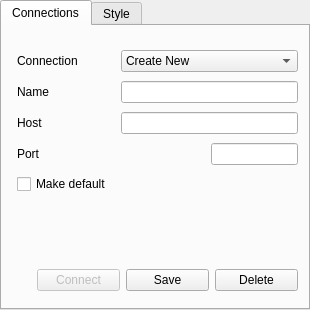
develer-staff/devclient, file src/modules/gui_option.ui: the form before one commit.
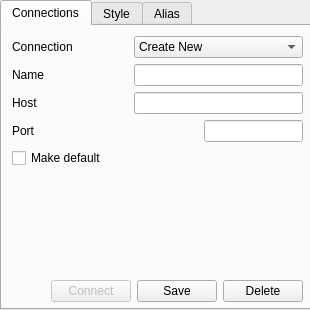
The form after the commit.

Commit message: disegnata interfaccia opzioni per creazione alias

The edit to the form file:
```diff
--- a/src/modules/gui_option.ui
+++ b/src/modules/gui_option.ui
@@ -20,14 +20,12 @@
     <rect>
      <x>0</x>
      <y>0</y>
-     <width>310</width>
+     <width>316</width>
      <height>310</height>
     </rect>
    </property>
    <property name="sizePolicy" >
-    <sizepolicy>
-     <hsizetype>0</hsizetype>
-     <vsizetype>0</vsizetype>
+    <sizepolicy vsizetype="Fixed" hsizetype="Fixed" >
      <horstretch>0</horstretch>
      <verstretch>0</verstretch>
     </sizepolicy>
@@ -42,181 +40,232 @@
     <widget class="QWidget" name="layoutWidget" >
      <property name="geometry" >
       <rect>
-       <x>15</x>
-       <y>21</y>
-       <width>281</width>
-       <height>191</height>
+       <x>10</x>
+       <y>10</y>
+       <width>291</width>
+       <height>266</height>
       </rect>
      </property>
      <layout class="QGridLayout" >
-      <property name="margin" >
-       <number>0</number>
-      </property>
-      <property name="spacing" >
-       <number>6</number>
-      </property>
-      <item row="2" column="1" >
+      <item row="0" column="0" colspan="2" >
+       <layout class="QGridLayout" >
+        <item row="0" column="0" colspan="2" >
+         <widget class="QLabel" name="label_conn" >
+          <property name="text" >
+           <string>Connection</string>
+          </property>
+         </widget>
+        </item>
+        <item row="0" column="2" colspan="2" >
+         <widget class="QComboBox" name="list_conn" >
+          <property name="sizePolicy" >
+           <sizepolicy vsizetype="Fixed" hsizetype="Preferred" >
+            <horstretch>0</horstretch>
+            <verstretch>0</verstretch>
+           </sizepolicy>
+          </property>
+          <item>
+           <property name="text" >
+            <string>Create New</string>
+           </property>
+          </item>
+         </widget>
+        </item>
+        <item row="1" column="0" >
+         <widget class="QLabel" name="label_name_conn" >
+          <property name="minimumSize" >
+           <size>
+            <width>45</width>
+            <height>0</height>
+           </size>
+          </property>
+          <property name="maximumSize" >
+           <size>
+            <width>45</width>
+            <height>16777215</height>
+           </size>
+          </property>
+          <property name="text" >
+           <string>Name</string>
+          </property>
+         </widget>
+        </item>
+        <item row="1" column="1" >
+         <spacer>
+          <property name="orientation" >
+           <enum>Qt::Horizontal</enum>
+          </property>
+          <property name="sizeType" >
+           <enum>QSizePolicy::Fixed</enum>
+          </property>
+          <property name="sizeHint" >
+           <size>
+            <width>45</width>
+            <height>20</height>
+           </size>
+          </property>
+         </spacer>
+        </item>
+        <item row="1" column="2" colspan="2" >
+         <widget class="QLineEdit" name="name_conn" />
+        </item>
+        <item row="2" column="0" >
+         <widget class="QLabel" name="label_host_conn" >
+          <property name="minimumSize" >
+           <size>
+            <width>45</width>
+            <height>0</height>
+           </size>
+          </property>
+          <property name="maximumSize" >
+           <size>
+            <width>45</width>
+            <height>16777215</height>
+           </size>
+          </property>
+          <property name="text" >
+           <string>Host</string>
+          </property>
+         </widget>
+        </item>
+        <item row="2" column="1" >
+         <spacer>
+          <property name="orientation" >
+           <enum>Qt::Horizontal</enum>
+          </property>
+          <property name="sizeType" >
+           <enum>QSizePolicy::Fixed</enum>
+          </property>
+          <property name="sizeHint" >
+           <size>
+            <width>45</width>
+            <height>20</height>
+           </size>
+          </property>
+         </spacer>
+        </item>
+        <item row="2" column="2" colspan="2" >
+         <widget class="QLineEdit" name="host_conn" />
+        </item>
+        <item row="3" column="0" >
+         <widget class="QLabel" name="label_port_conn" >
+          <property name="minimumSize" >
+           <size>
+            <width>45</width>
+            <height>0</height>
+           </size>
+          </property>
+          <property name="maximumSize" >
+           <size>
+            <width>45</width>
+            <height>16777215</height>
+           </size>
+          </property>
+          <property name="text" >
+           <string>Port</string>
+          </property>
+         </widget>
+        </item>
+        <item row="3" column="1" colspan="2" >
+         <spacer>
+          <property name="orientation" >
+           <enum>Qt::Horizontal</enum>
+          </property>
+          <property name="sizeType" >
+           <enum>QSizePolicy::Fixed</enum>
+          </property>
+          <property name="sizeHint" >
+           <size>
+            <width>135</width>
+            <height>20</height>
+           </size>
+          </property>
+         </spacer>
+        </item>
+        <item row="3" column="3" >
+         <widget class="QLineEdit" name="port_conn" >
+          <property name="maxLength" >
+           <number>8</number>
+          </property>
+         </widget>
+        </item>
+        <item row="4" column="0" colspan="4" >
+         <widget class="QCheckBox" name="default_conn" >
+          <property name="text" >
+           <string>Make default</string>
+          </property>
+         </widget>
+        </item>
+       </layout>
+      </item>
+      <item row="1" column="0" colspan="2" >
        <spacer>
         <property name="orientation" >
-         <enum>Qt::Horizontal</enum>
-        </property>
-        <property name="sizeType" >
-         <enum>QSizePolicy::Fixed</enum>
+         <enum>Qt::Vertical</enum>
         </property>
         <property name="sizeHint" >
          <size>
-          <width>60</width>
-          <height>20</height>
+          <width>271</width>
+          <height>30</height>
          </size>
         </property>
        </spacer>
       </item>
       <item row="2" column="0" >
-       <widget class="QLabel" name="label_host_conn" >
-        <property name="text" >
-         <string>Host</string>
-        </property>
-       </widget>
-      </item>
-      <item row="2" column="2" colspan="2" >
-       <widget class="QLineEdit" name="host_conn" />
-      </item>
-      <item row="1" column="0" >
-       <widget class="QLabel" name="label_name_conn" >
-        <property name="text" >
-         <string>Name</string>
-        </property>
-       </widget>
-      </item>
-      <item row="0" column="0" colspan="2" >
-       <widget class="QLabel" name="label_conn" >
-        <property name="text" >
-         <string>Connection</string>
-        </property>
-       </widget>
-      </item>
-      <item row="3" column="3" >
-       <widget class="QLineEdit" name="port_conn" >
-        <property name="maxLength" >
-         <number>8</number>
-        </property>
-       </widget>
-      </item>
-      <item row="1" column="2" colspan="2" >
-       <widget class="QLineEdit" name="name_conn" />
-      </item>
-      <item row="4" column="0" colspan="4" >
-       <widget class="QCheckBox" name="default_conn" >
-        <property name="text" >
-         <string>Make default</string>
-        </property>
-       </widget>
-      </item>
-      <item row="5" column="0" colspan="4" >
        <spacer>
         <property name="orientation" >
-         <enum>Qt::Vertical</enum>
-        </property>
-        <property name="sizeType" >
-         <enum>QSizePolicy::Fixed</enum>
+         <enum>Qt::Horizontal</enum>
         </property>
         <property name="sizeHint" >
          <size>
           <width>20</width>
-          <height>40</height>
-         </size>
-        </property>
-       </spacer>
-      </item>
-      <item row="3" column="1" colspan="2" >
-       <spacer>
-        <property name="orientation" >
-         <enum>Qt::Horizontal</enum>
-        </property>
-        <property name="sizeType" >
-         <enum>QSizePolicy::Fixed</enum>
-        </property>
-        <property name="sizeHint" >
-         <size>
-          <width>150</width>
           <height>20</height>
          </size>
         </property>
        </spacer>
       </item>
-      <item row="3" column="0" >
-       <widget class="QLabel" name="label_port_conn" >
-        <property name="text" >
-         <string>Port</string>
+      <item row="2" column="1" >
+       <layout class="QHBoxLayout" >
+        <property name="spacing" >
+         <number>6</number>
         </property>
-       </widget>
-      </item>
-      <item row="0" column="2" colspan="2" >
-       <widget class="QComboBox" name="list_conn" >
-        <item>
-         <property name="text" >
-          <string>Create New</string>
-         </property>
-        </item>
-       </widget>
-      </item>
-      <item row="1" column="1" >
-       <spacer>
-        <property name="orientation" >
-         <enum>Qt::Horizontal</enum>
+        <property name="leftMargin" >
+         <number>0</number>
         </property>
-        <property name="sizeType" >
-         <enum>QSizePolicy::Fixed</enum>
+        <property name="topMargin" >
+         <number>0</number>
         </property>
-        <property name="sizeHint" >
-         <size>
-          <width>60</width>
-          <height>20</height>
-         </size>
+        <property name="rightMargin" >
+         <number>0</number>
         </property>
-       </spacer>
-      </item>
-     </layout>
-    </widget>
-    <widget class="QWidget" name="layoutWidget" >
-     <property name="geometry" >
-      <rect>
-       <x>35</x>
-       <y>240</y>
-       <width>261</width>
-       <height>29</height>
-      </rect>
-     </property>
-     <layout class="QHBoxLayout" >
-      <property name="margin" >
-       <number>0</number>
-      </property>
-      <property name="spacing" >
-       <number>6</number>
-      </property>
-      <item>
-       <widget class="QPushButton" name="connect_conn" >
-        <property name="enabled" >
-         <bool>false</bool>
+        <property name="bottomMargin" >
+         <number>0</number>
         </property>
-        <property name="text" >
-         <string>Connect</string>
-        </property>
-       </widget>
-      </item>
-      <item>
-       <widget class="QPushButton" name="save_conn" >
-        <property name="text" >
-         <string>Save</string>
-        </property>
-       </widget>
-      </item>
-      <item>
-       <widget class="QPushButton" name="delete_conn" >
-        <property name="text" >
-         <string>Delete</string>
-        </property>
-       </widget>
+        <item>
+         <widget class="QPushButton" name="connect_conn" >
+          <property name="enabled" >
+           <bool>false</bool>
+          </property>
+          <property name="text" >
+           <string>Connect</string>
+          </property>
+         </widget>
+        </item>
+        <item>
+         <widget class="QPushButton" name="save_conn" >
+          <property name="text" >
+           <string>Save</string>
+          </property>
+         </widget>
+        </item>
+        <item>
+         <widget class="QPushButton" name="delete_conn" >
+          <property name="text" >
+           <string>Delete</string>
+          </property>
+         </widget>
+        </item>
+       </layout>
       </item>
      </layout>
     </widget>
@@ -396,6 +445,231 @@
      </widget>
     </widget>
    </widget>
+   <widget class="QWidget" name="tab_alias" >
+    <attribute name="title" >
+     <string>Alias</string>
+    </attribute>
+    <widget class="QWidget" name="layoutWidget" >
+     <property name="geometry" >
+      <rect>
+       <x>10</x>
+       <y>10</y>
+       <width>291</width>
+       <height>266</height>
+      </rect>
+     </property>
+     <layout class="QGridLayout" >
+      <item row="0" column="0" colspan="2" >
+       <layout class="QGridLayout" >
+        <item row="0" column="0" colspan="2" >
+         <widget class="QLabel" name="label_conn_alias" >
+          <property name="sizePolicy" >
+           <sizepolicy vsizetype="Preferred" hsizetype="Minimum" >
+            <horstretch>0</horstretch>
+            <verstretch>0</verstretch>
+           </sizepolicy>
+          </property>
+          <property name="minimumSize" >
+           <size>
+            <width>66</width>
+            <height>0</height>
+           </size>
+          </property>
+          <property name="text" >
+           <string>Connection</string>
+          </property>
+         </widget>
+        </item>
+        <item row="0" column="2" colspan="2" >
+         <widget class="QComboBox" name="list_conn_alias" >
+          <property name="sizePolicy" >
+           <sizepolicy vsizetype="Fixed" hsizetype="Preferred" >
+            <horstretch>0</horstretch>
+            <verstretch>0</verstretch>
+           </sizepolicy>
+          </property>
+         </widget>
+        </item>
+        <item row="1" column="0" >
+         <widget class="QLabel" name="label_alias_alias" >
+          <property name="sizePolicy" >
+           <sizepolicy vsizetype="Preferred" hsizetype="Fixed" >
+            <horstretch>0</horstretch>
+            <verstretch>0</verstretch>
+           </sizepolicy>
+          </property>
+          <property name="minimumSize" >
+           <size>
+            <width>66</width>
+            <height>0</height>
+           </size>
+          </property>
+          <property name="text" >
+           <string>Alias</string>
+          </property>
+         </widget>
+        </item>
+        <item row="1" column="1" colspan="2" >
+         <spacer>
+          <property name="orientation" >
+           <enum>Qt::Horizontal</enum>
+          </property>
+          <property name="sizeType" >
+           <enum>QSizePolicy::Fixed</enum>
+          </property>
+          <property name="sizeHint" >
+           <size>
+            <width>80</width>
+            <height>20</height>
+           </size>
+          </property>
+         </spacer>
+        </item>
+        <item row="1" column="3" >
+         <widget class="QComboBox" name="list_alias" >
+          <property name="enabled" >
+           <bool>false</bool>
+          </property>
+          <property name="sizePolicy" >
+           <sizepolicy vsizetype="Fixed" hsizetype="Preferred" >
+            <horstretch>0</horstretch>
+            <verstretch>0</verstretch>
+           </sizepolicy>
+          </property>
+         </widget>
+        </item>
+        <item row="2" column="0" >
+         <widget class="QLabel" name="label_label_alias" >
+          <property name="sizePolicy" >
+           <sizepolicy vsizetype="Preferred" hsizetype="Fixed" >
+            <horstretch>0</horstretch>
+            <verstretch>0</verstretch>
+           </sizepolicy>
+          </property>
+          <property name="minimumSize" >
+           <size>
+            <width>66</width>
+            <height>0</height>
+           </size>
+          </property>
+          <property name="text" >
+           <string>Label</string>
+          </property>
+         </widget>
+        </item>
+        <item row="2" column="1" colspan="2" >
+         <spacer>
+          <property name="orientation" >
+           <enum>Qt::Horizontal</enum>
+          </property>
+          <property name="sizeType" >
+           <enum>QSizePolicy::Fixed</enum>
+          </property>
+          <property name="sizeHint" >
+           <size>
+            <width>80</width>
+            <height>20</height>
+           </size>
+          </property>
+         </spacer>
+        </item>
+        <item row="2" column="3" >
+         <widget class="QLineEdit" name="label_alias" >
+          <property name="enabled" >
+           <bool>false</bool>
+          </property>
+         </widget>
+        </item>
+        <item row="3" column="0" >
+         <widget class="QLabel" name="label_body_alias" >
+          <property name="sizePolicy" >
+           <sizepolicy vsizetype="Preferred" hsizetype="Fixed" >
+            <horstretch>0</horstretch>
+            <verstretch>0</verstretch>
+           </sizepolicy>
+          </property>
+          <property name="minimumSize" >
+           <size>
+            <width>66</width>
+            <height>0</height>
+           </size>
+          </property>
+          <property name="text" >
+           <string>Body</string>
+          </property>
+         </widget>
+        </item>
+        <item row="3" column="1" colspan="3" >
+         <widget class="QLineEdit" name="body_alias" >
+          <property name="enabled" >
+           <bool>false</bool>
+          </property>
+         </widget>
+        </item>
+       </layout>
+      </item>
+      <item row="1" column="0" colspan="2" >
+       <spacer>
+        <property name="orientation" >
+         <enum>Qt::Vertical</enum>
+        </property>
+        <property name="sizeHint" >
+         <size>
+          <width>271</width>
+          <height>66</height>
+         </size>
+        </property>
+       </spacer>
+      </item>
+      <item row="2" column="0" >
+       <spacer>
+        <property name="orientation" >
+         <enum>Qt::Horizontal</enum>
+        </property>
+        <property name="sizeHint" >
+         <size>
+          <width>91</width>
+          <height>20</height>
+         </size>
+        </property>
+       </spacer>
+      </item>
+      <item row="2" column="1" >
+       <layout class="QHBoxLayout" >
+        <property name="spacing" >
+         <number>6</number>
+        </property>
+        <property name="leftMargin" >
+         <number>0</number>
+        </property>
+        <property name="topMargin" >
+         <number>0</number>
+        </property>
+        <property name="rightMargin" >
+         <number>0</number>
+        </property>
+        <property name="bottomMargin" >
+         <number>0</number>
+        </property>
+        <item>
+         <widget class="QPushButton" name="save_alias" >
+          <property name="text" >
+           <string>Save</string>
+          </property>
+         </widget>
+        </item>
+        <item>
+         <widget class="QPushButton" name="delete_alias" >
+          <property name="text" >
+           <string>Delete</string>
+          </property>
+         </widget>
+        </item>
+       </layout>
+      </item>
+     </layout>
+    </widget>
+   </widget>
   </widget>
  </widget>
  <tabstops>
```
Left out of the diff: 105 changed lines with no effect on the pictures. The commit also changes 1 other file.
